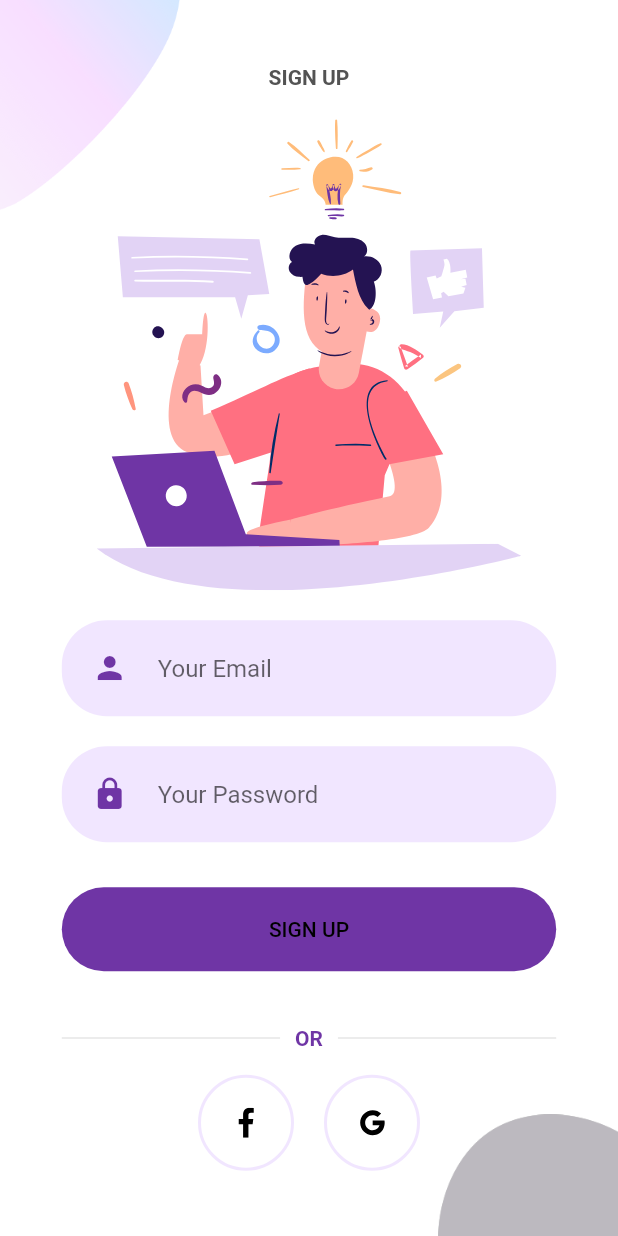
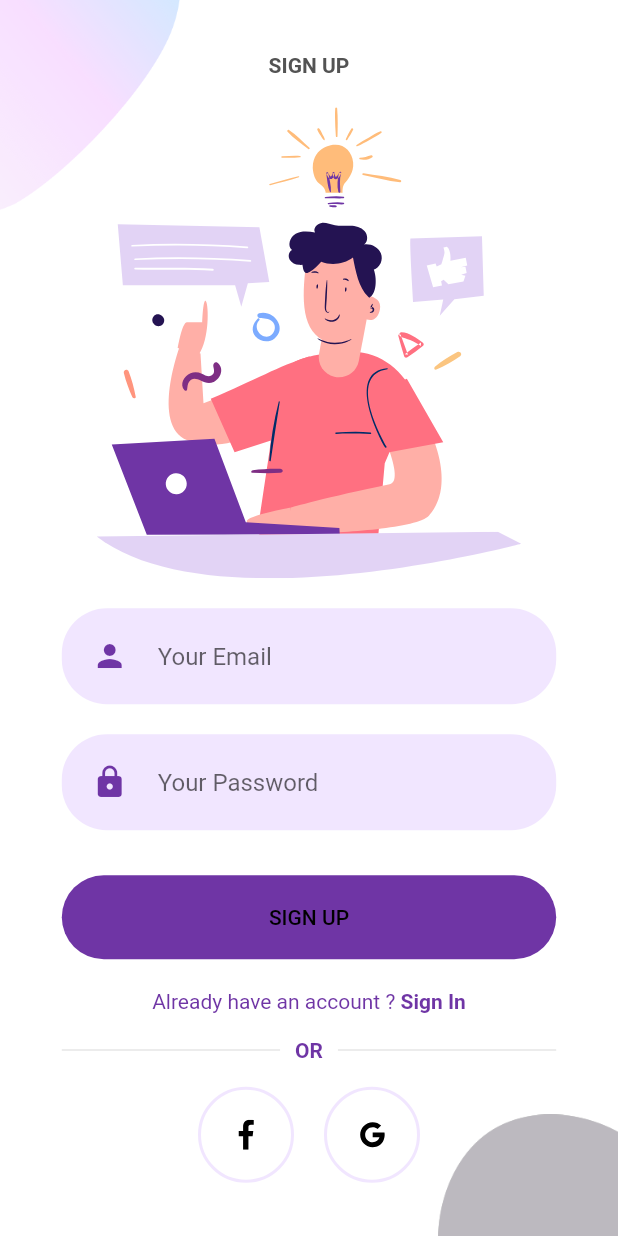
Before and after one commit to Marshal-GG/project_jh, a Flutter app: the screen it shows after launch, after a tap on "SIGNUP", on a phone screen of 412 x 824 dp. Run offline on Flutter 3.47's test engine with Material 2 defaults, Android fonts, the phone set to English and light mode, and no system bars; our stand-ins replace flutter_svg.

Commit message:
Login UI basic changes

```diff
--- a/lib/login_setup/signup/signup_screen.dart
+++ /dev/null
@@ -1,86 +0,0 @@
-import 'package:flutter/material.dart';
-import 'package:flutter_svg/flutter_svg.dart';
-import 'package:project_jh/components/background.dart';
-import 'package:project_jh/login_setup/components/social_icon.dart';
-import 'package:project_jh/login_setup/components/social_sign_up.dart';
-import 'package:project_jh/constants.dart';
-import 'package:project_jh/login_setup/components/or_divider.dart';
-import 'package:project_jh/login_setup/signup/components/sign_up_form.dart';
-import 'package:project_jh/login_setup/signup/components/sign_up_top_image.dart';
-import 'package:project_jh/responsive.dart';
-import 'package:project_jh/screens/home/home_screen.dart';
-
-class SignupScreen extends StatelessWidget {
-  const SignupScreen({Key? key}) : super(key: key);
-
-  @override
-  Widget build(BuildContext context) {
-    return const Background(
-      child: SingleChildScrollView(
-        child: Responsive(
-          mobile: MobileSignUpScreen(),
-          desktop: DesktopSignUpScreen(),
-        ),
-      ),
-    );
-  }
-}
-
-class DesktopSignUpScreen extends StatelessWidget {
-  const DesktopSignUpScreen({
-    Key? key,
-  }) : super(key: key);
-
-  @override
-  Widget build(BuildContext context) {
-    return Row(
-      children: [
-        const Expanded(
-          child: SignUpScreenTopImage(),
-        ),
-        Expanded(
-          child: Column(
-            mainAxisAlignment: MainAxisAlignment.center,
-            children: const [
-              SizedBox(
-                width: 450,
-                child: SignUpForm(),
-              ),
-              SizedBox(
-                height: kDefaultPaddin / 2,
-              ),
-              SocialSignUp(),
-            ],
-          ),
-        ),
-      ],
-    );
-  }
-}
-
-class MobileSignUpScreen extends StatelessWidget {
-  const MobileSignUpScreen({
-    Key? key,
-  }) : super(key: key);
-
-  @override
-  Widget build(BuildContext context) {
-    return Column(
-      mainAxisAlignment: MainAxisAlignment.center,
-      children: [
-        const SignUpScreenTopImage(),
-        Row(
-          children: const [
-            Spacer(),
-            Expanded(
-              flex: 8,
-              child: SignUpForm(),
-            ),
-            Spacer(),
-          ],
-        ),
-        const SocialSignUp()
-      ],
-    );
-  }
-}
--- a/lib/main.dart
+++ b/lib/main.dart
@@ -1,8 +1,6 @@
-import 'package:flutter/gestures.dart';
 import 'package:flutter/material.dart';
 import 'package:project_jh/constants.dart';
-import 'package:project_jh/login_setup/welcome/welcome_screen.dart';
-import 'package:project_jh/screens/home/home_screen.dart';
+import 'package:project_jh/screens/login_setup/welcome/welcome_screen.dart';
 
 void main() {
   runApp(const MyApp());
--- /dev/null
+++ b/lib/screens/login_setup/components/already_have_an_account_check.dart
@@ -0,0 +1,32 @@
+import 'package:flutter/material.dart';
+import 'package:project_jh/constants.dart';
+
+class AlreadyHaveAnAccountCheck extends StatelessWidget {
+  final bool login;
+  final Function? press;
+  const AlreadyHaveAnAccountCheck({Key? key, this.login = true, this.press})
+      : super(key: key);
+
+  @override
+  Widget build(BuildContext context) {
+    return Row(
+      mainAxisAlignment: MainAxisAlignment.center,
+      children: [
+        Text(
+          login ? "Don't have an account ? " : "Already have an account ? ",
+          style: const TextStyle(color: kPrimaryColor),
+        ),
+        InkResponse(
+          onTap: press as void Function()?,
+          child: Text(
+            login ? "Sign Up" : "Sign In",
+            style: const TextStyle(
+              color: kPrimaryColor,
+              fontWeight: FontWeight.bold,
+            ),
+          ),
+        )
+      ],
+    );
+  }
+}
--- a/lib/login_setup/components/social_icon.dart
+++ b/lib/screens/login_setup/components/social_icon.dart
@@ -13,7 +13,7 @@ class SocialIcon extends StatelessWidget {
 
   @override
   Widget build(BuildContext context) {
-    return GestureDetector(
+    return InkResponse(
       onTap: press as void Function()?,
       child: Container(
         margin: const EdgeInsets.symmetric(horizontal: 10),
--- a/lib/login_setup/components/social_sign_up.dart
+++ b/lib/screens/login_setup/components/social_sign_up.dart
@@ -1,6 +1,6 @@
 import 'package:flutter/material.dart';
-import 'package:project_jh/login_setup/components/social_icon.dart';
-import 'package:project_jh/login_setup/components/or_divider.dart';
+import 'package:project_jh/screens/login_setup/components/social_icon.dart';
+import 'package:project_jh/screens/login_setup/components/or_divider.dart';
 import 'package:project_jh/screens/home/home_screen.dart';
 
 class SocialSignUp extends StatelessWidget {
--- a/lib/login_setup/signup/components/sign_up_form.dart
+++ b/lib/screens/login_setup/signup/components/sign_up_form.dart
@@ -1,5 +1,7 @@
 import 'package:flutter/material.dart';
 import 'package:project_jh/constants.dart';
+import 'package:project_jh/screens/login_setup/components/already_have_an_account_check.dart';
+import 'package:project_jh/screens/login_setup/login/login_screen.dart';
 
 class SignUpForm extends StatelessWidget {
   const SignUpForm({
@@ -44,10 +46,22 @@ class SignUpForm extends StatelessWidget {
             onPressed: () {},
             child: Text("Sign Up".toUpperCase()),
           ),
-          const SizedBox(
-            height: kDefaultPaddin,
-          ),
+          const SizedBox(height: kDefaultPaddin),
           // Add Code Here
+
+          AlreadyHaveAnAccountCheck(
+            login: false,
+            press: () {
+              Navigator.push(
+                context,
+                MaterialPageRoute(
+                  builder: (context) {
+                    return const LoginScreen();
+                  },
+                ),
+              );
+            },
+          )
         ],
       ),
     );
--- a/lib/login_setup/welcome/welcome_screen.dart
+++ b/lib/screens/login_setup/signup/signup_screen.dart
@@ -1,41 +1,38 @@
 import 'package:flutter/material.dart';
-import 'package:project_jh/components/background.dart';
-import 'package:project_jh/login_setup/components/social_sign_up.dart';
+import 'package:project_jh/screens/login_setup/components/background.dart';
+import 'package:project_jh/screens/login_setup/components/social_sign_up.dart';
 import 'package:project_jh/constants.dart';
-import 'package:project_jh/login_setup/welcome/components/login_signup_btn.dart';
-import 'package:project_jh/login_setup/welcome/components/welcome_image.dart';
+import 'package:project_jh/screens/login_setup/signup/components/sign_up_form.dart';
+import 'package:project_jh/screens/login_setup/signup/components/sign_up_top_image.dart';
 import 'package:project_jh/responsive.dart';
 
-class WelcomeScreen extends StatelessWidget {
-  const WelcomeScreen({Key? key}) : super(key: key);
+class SignupScreen extends StatelessWidget {
+  const SignupScreen({Key? key}) : super(key: key);
 
   @override
   Widget build(BuildContext context) {
     return const Background(
       child: SingleChildScrollView(
-        child: SafeArea(
-          child: Responsive(
-            desktop: DesktopWelcomeScreen(),
-            mobile: MobileWelcomeScreen(),
-          ),
+        child: Responsive(
+          mobile: MobileSignUpScreen(),
+          desktop: DesktopSignUpScreen(),
         ),
       ),
     );
   }
 }
 
-class DesktopWelcomeScreen extends StatelessWidget {
-  const DesktopWelcomeScreen({
+class DesktopSignUpScreen extends StatelessWidget {
+  const DesktopSignUpScreen({
     Key? key,
   }) : super(key: key);
 
   @override
   Widget build(BuildContext context) {
     return Row(
-      mainAxisAlignment: MainAxisAlignment.end,
       children: [
         const Expanded(
-          child: WelcomeImage(),
+          child: SignUpScreenTopImage(),
         ),
         Expanded(
           child: Column(
@@ -43,7 +40,7 @@ class DesktopWelcomeScreen extends StatelessWidget {
             children: const [
               SizedBox(
                 width: 450,
-                child: LoginSignupBtn(),
+                child: SignUpForm(),
               ),
               SizedBox(
                 height: kDefaultPaddin / 2,
@@ -57,23 +54,28 @@ class DesktopWelcomeScreen extends StatelessWidget {
   }
 }
 
-class MobileWelcomeScreen extends StatelessWidget {
-  const MobileWelcomeScreen({Key? key}) : super(key: key);
+class MobileSignUpScreen extends StatelessWidget {
+  const MobileSignUpScreen({
+    Key? key,
+  }) : super(key: key);
 
   @override
   Widget build(BuildContext context) {
     return Column(
       mainAxisAlignment: MainAxisAlignment.center,
       children: [
-        const WelcomeImage(),
+        const SignUpScreenTopImage(),
         Row(
           children: const [
             Spacer(),
-            Expanded(flex: 8, child: LoginSignupBtn()),
+            Expanded(
+              flex: 8,
+              child: SignUpForm(),
+            ),
             Spacer(),
           ],
         ),
-        const SocialSignUp(),
+        const SocialSignUp()
       ],
     );
   }
--- a/lib/login_setup/welcome/components/login_signup_btn.dart
+++ b/lib/screens/login_setup/welcome/components/login_signup_btn.dart
@@ -1,7 +1,7 @@
 import 'package:flutter/material.dart';
 import 'package:project_jh/constants.dart';
-import 'package:project_jh/login_setup/login/login_screen.dart';
-import 'package:project_jh/login_setup/signup/signup_screen.dart';
+import 'package:project_jh/screens/login_setup/login/login_screen.dart';
+import 'package:project_jh/screens/login_setup/signup/signup_screen.dart';
 
 class LoginSignupBtn extends StatelessWidget {
   const LoginSignupBtn({Key? key}) : super(key: key);
--- /dev/null
+++ b/lib/screens/login_setup/welcome/welcome_screen.dart
@@ -0,0 +1,80 @@
+import 'package:flutter/material.dart';
+import 'package:project_jh/screens/login_setup/components/background.dart';
+import 'package:project_jh/screens/login_setup/components/social_sign_up.dart';
+import 'package:project_jh/constants.dart';
+import 'package:project_jh/screens/login_setup/welcome/components/login_signup_btn.dart';
+import 'package:project_jh/screens/login_setup/welcome/components/welcome_image.dart';
+import 'package:project_jh/responsive.dart';
+
+class WelcomeScreen extends StatelessWidget {
+  const WelcomeScreen({Key? key}) : super(key: key);
+
+  @override
+  Widget build(BuildContext context) {
+    return const Background(
+      child: SingleChildScrollView(
+        child: SafeArea(
+          child: Responsive(
+            desktop: DesktopWelcomeScreen(),
+            mobile: MobileWelcomeScreen(),
+          ),
+        ),
+      ),
+    );
+  }
+}
+
+class DesktopWelcomeScreen extends StatelessWidget {
+  const DesktopWelcomeScreen({
+    Key? key,
+  }) : super(key: key);
+
+  @override
+  Widget build(BuildContext context) {
+    return Row(
+      mainAxisAlignment: MainAxisAlignment.end,
+      children: [
+        const Expanded(
+          child: WelcomeImage(),
+        ),
+        Expanded(
+          child: Column(
+            mainAxisAlignment: MainAxisAlignment.center,
+            children: const [
+              SizedBox(
+                width: 450,
+                child: LoginSignupBtn(),
+              ),
+              SizedBox(
+                height: kDefaultPaddin / 2,
+              ),
+              SocialSignUp(),
+            ],
+          ),
+        ),
+      ],
+    );
+  }
+}
+
+class MobileWelcomeScreen extends StatelessWidget {
+  const MobileWelcomeScreen({Key? key}) : super(key: key);
+
+  @override
+  Widget build(BuildContext context) {
+    return Column(
+      mainAxisAlignment: MainAxisAlignment.center,
+      children: [
+        const WelcomeImage(),
+        Row(
+          children: const [
+            Spacer(),
+            Expanded(flex: 8, child: LoginSignupBtn()),
+            Spacer(),
+          ],
+        ),
+        const SocialSignUp(),
+      ],
+    );
+  }
+}
```
Also changed, not shown: lib/screens/login_setup/login/components/login_form.dart (renamed from lib/login_setup/login/components.dart/login_form.dart, +14 -0 lines), lib/screens/login_setup/login/login_screen.dart (renamed from lib/login_setup/login/login_screen.dart, +4 -4 lines), lib/screens/login_setup/components/background.dart (renamed from lib/components/background.dart), lib/screens/login_setup/components/or_divider.dart (renamed from lib/login_setup/components/or_divider.dart), lib/screens/login_setup/login/components/login_screen_top_image.dart (renamed from lib/login_setup/login/components.dart/login_screen_top_image.dart), lib/screens/login_setup/signup/components/sign_up_top_image.dart (renamed from lib/login_setup/signup/components/sign_up_top_image.dart), lib/screens/login_setup/welcome/components/welcome_image.dart (renamed from lib/login_setup/welcome/components/welcome_image.dart).
